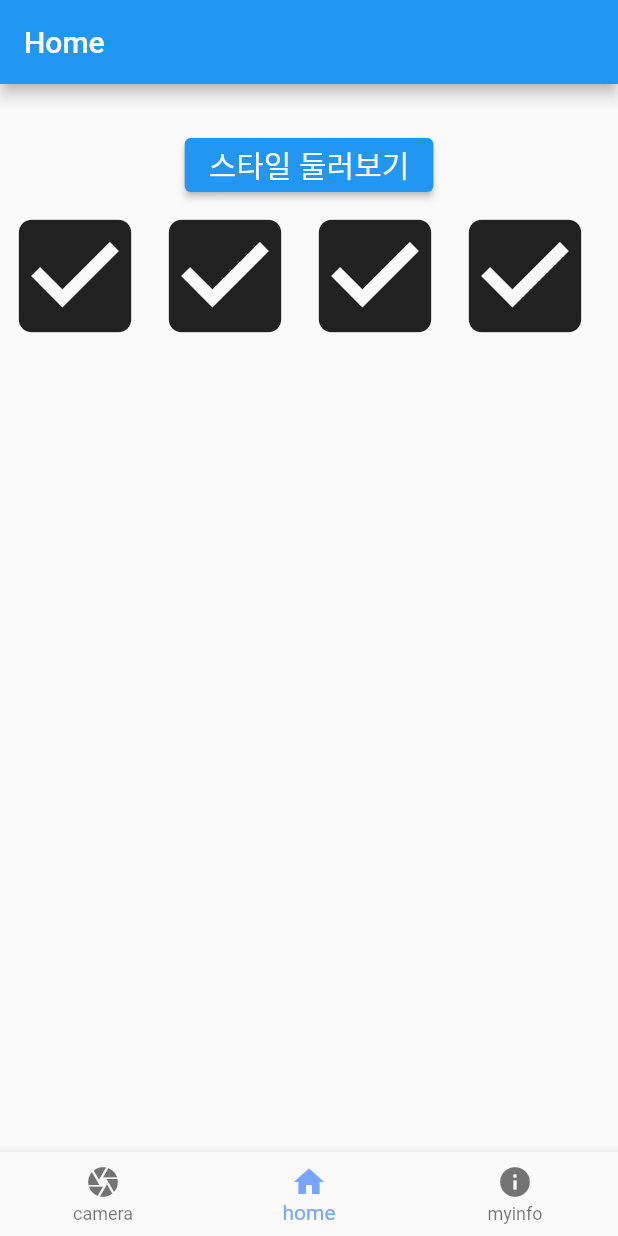
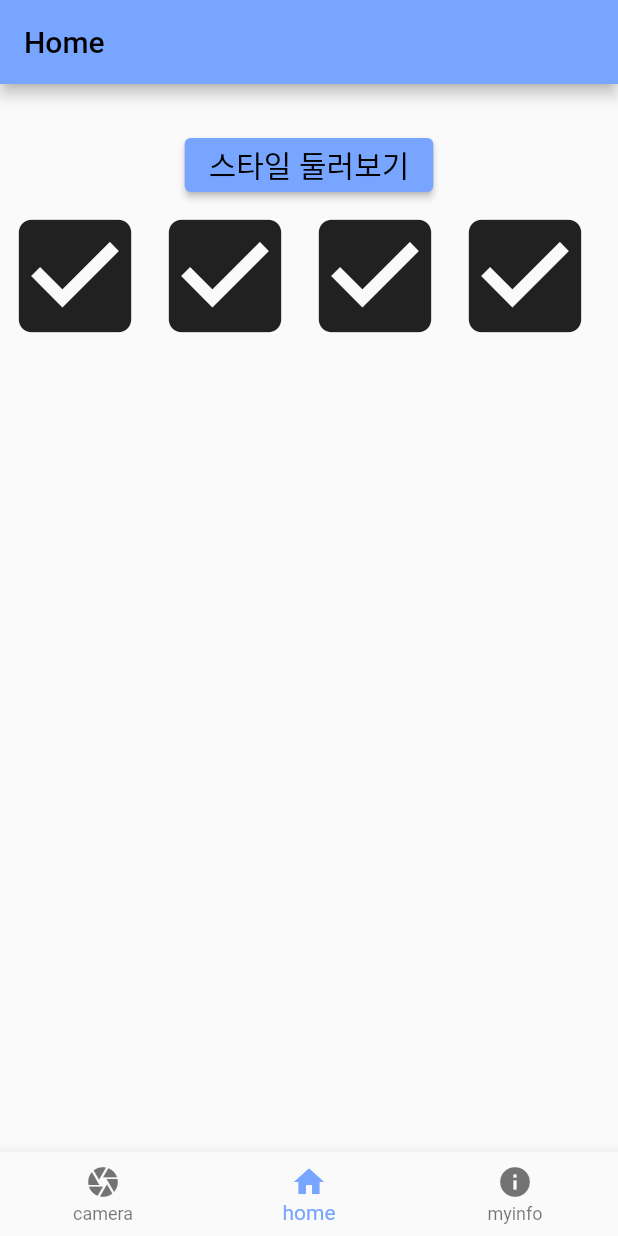
Before and after one commit to CAU24-Capstone-Design2/Front-End, a Flutter app: the screen it shows after launch, on a phone screen of 412 x 824 dp. Run offline on Flutter 3.47's test engine with Material 2 defaults, Android fonts, the phone set to English and light mode, and no system bars; our stand-ins replace image_picker, lottie.

Commit message:
fix: change primarySwatch

```diff
--- a/lib/main.dart
+++ b/lib/main.dart
@@ -3,6 +3,7 @@
 import 'package:scart/screen/screen_camera.dart';
 import 'package:scart/screen/screen_home.dart';
 import 'package:scart/screen/screen_myinfo.dart';
+import 'package:scart/util/generateMaterialColor.dart';
 
 void main() {
   SystemChrome.setSystemUIOverlayStyle(SystemUiOverlayStyle(
@@ -20,7 +21,7 @@
     return MaterialApp(
       title: 'scart',
       theme: ThemeData(
-          primarySwatch: buildMaterialColor(Color(0xff77A5FF)),
+          primarySwatch: generateMaterialColor(Color(0xff77A5FF)),
       ),
       debugShowCheckedModeBanner: false,
       routes: {
```
